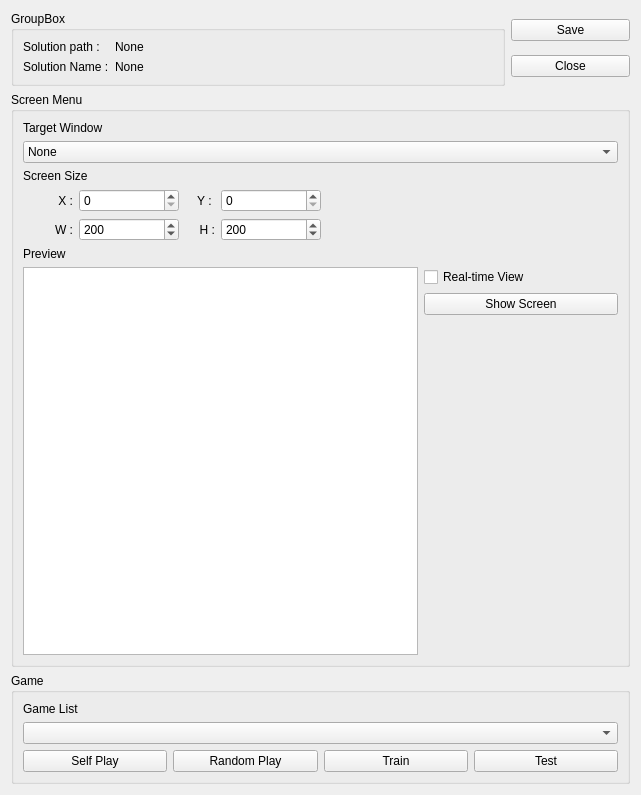
MuJiRaengI/MJRI_AI_SW, file ui/designer/base_tab.ui: the form before one commit.
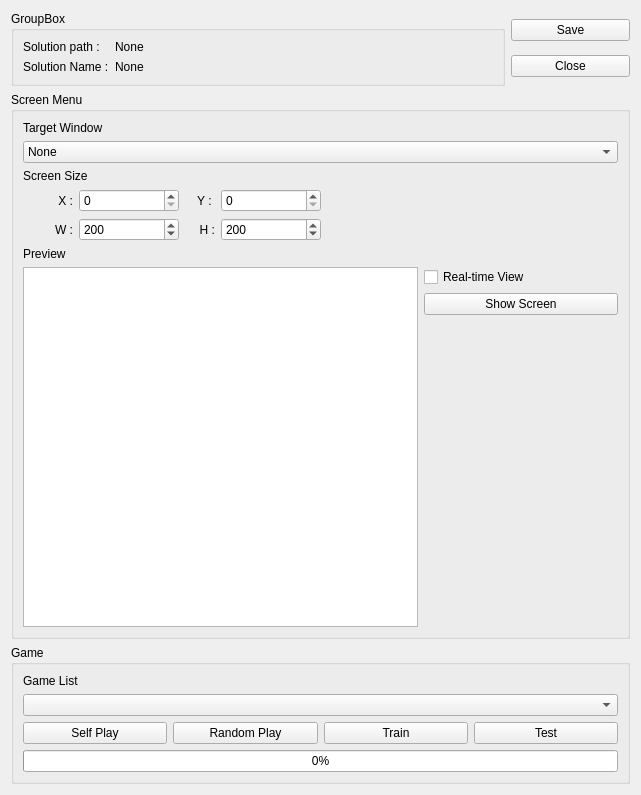
The form after the commit.

Patch:
```diff
--- a/ui/designer/base_tab.ui
+++ b/ui/designer/base_tab.ui
@@ -484,6 +484,22 @@
         </item>
        </layout>
       </item>
+      <item row="1" column="0">
+       <widget class="QProgressBar" name="pbar_state">
+        <property name="maximum">
+         <number>1</number>
+        </property>
+        <property name="value">
+         <number>0</number>
+        </property>
+        <property name="alignment">
+         <set>Qt::AlignmentFlag::AlignCenter</set>
+        </property>
+        <property name="textDirection">
+         <enum>QProgressBar::Direction::TopToBottom</enum>
+        </property>
+       </widget>
+      </item>
      </layout>
     </widget>
    </item>
```
